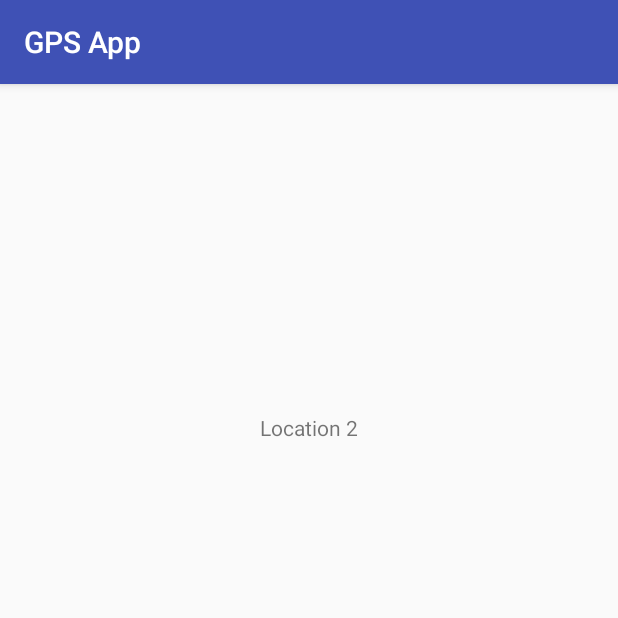
After one commit to gdcastillo/Mobile-Apps, an Android app: the Location2 screen opened directly, with no data from a screen before it, on a phone screen of 412 x 824 dp, the top half of it. The commit adds this screen. Run offline under Robolectric (Android 15) with nearby library versions, the phone set to English and light mode, and no system bars.

Commit message:
Creating new knownLocations
Moving between known locations triggers that location's personal activity

```diff
--- /dev/null
+++ b/GPSApp/app/src/main/java/com/example/gio/gpsapp/Location2.java
@@ -0,0 +1,13 @@
+package com.example.gio.gpsapp;
+
+import android.support.v7.app.AppCompatActivity;
+import android.os.Bundle;
+
+public class Location2 extends AppCompatActivity {
+
+    @Override
+    protected void onCreate(Bundle savedInstanceState) {
+        super.onCreate(savedInstanceState);
+        setContentView(R.layout.activity_location2);
+    }
+}
--- /dev/null
+++ b/GPSApp/app/src/main/res/layout/activity_location2.xml
@@ -0,0 +1,18 @@
+<?xml version="1.0" encoding="utf-8"?>
+<android.support.constraint.ConstraintLayout xmlns:android="http://schemas.android.com/apk/res/android"
+    xmlns:app="http://schemas.android.com/apk/res-auto"
+    xmlns:tools="http://schemas.android.com/tools"
+    android:layout_width="match_parent"
+    android:layout_height="match_parent"
+    tools:context=".Location2">
+
+    <TextView
+        android:id="@+id/textView2"
+        android:layout_width="wrap_content"
+        android:layout_height="wrap_content"
+        android:layout_marginTop="219dp"
+        android:text="Location 2"
+        app:layout_constraintEnd_toEndOf="parent"
+        app:layout_constraintStart_toStartOf="parent"
+        app:layout_constraintTop_toTopOf="parent" />
+</android.support.constraint.ConstraintLayout>
```
Also changed, not shown: GPSApp/app/src/main/AndroidManifest.xml (+7 -0 lines), GPSApp/app/src/main/java/com/example/gio/gpsapp/ClosableActivity.java (added, +32 -0 lines), GPSApp/app/src/main/java/com/example/gio/gpsapp/KnownLocation.java (+15 -3 lines), GPSApp/app/src/main/java/com/example/gio/gpsapp/Location1.java (added, +13 -0 lines), GPSApp/app/src/main/java/com/example/gio/gpsapp/Location3.java (added, +13 -0 lines), GPSApp/app/src/main/java/com/example/gio/gpsapp/Location4.java (added, +13 -0 lines), GPSApp/app/src/main/java/com/example/gio/gpsapp/Location5.java (added, +13 -0 lines), GPSApp/app/src/main/java/com/example/gio/gpsapp/Location6.java (added, +13 -0 lines), GPSApp/app/src/main/java/com/example/gio/gpsapp/MainActivity.java (+11 -3 lines), GPSApp/app/src/main/res/layout/activity_closable.xml (added, +9 -0 lines), GPSApp/app/src/main/res/layout/activity_location1.xml (added, +18 -0 lines), GPSApp/app/src/main/res/layout/activity_location3.xml (added, +16 -0 lines), GPSApp/app/src/main/res/layout/activity_location4.xml (added, +9 -0 lines), GPSApp/app/src/main/res/layout/activity_location5.xml (added, +9 -0 lines), 1 more files.
